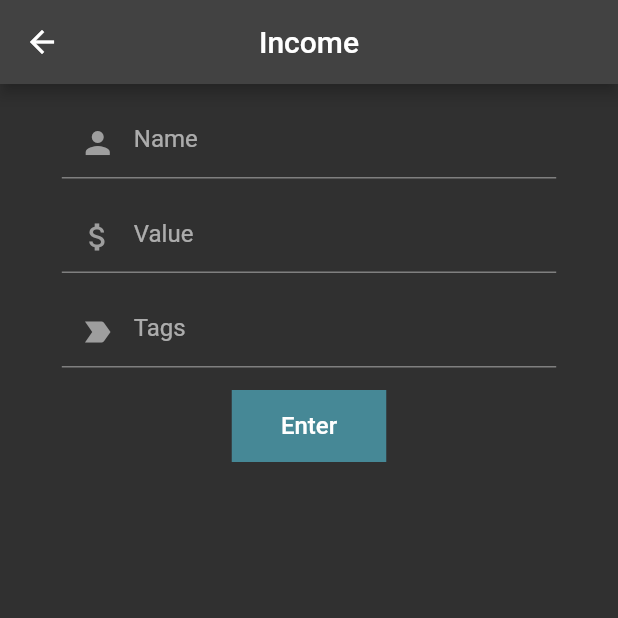
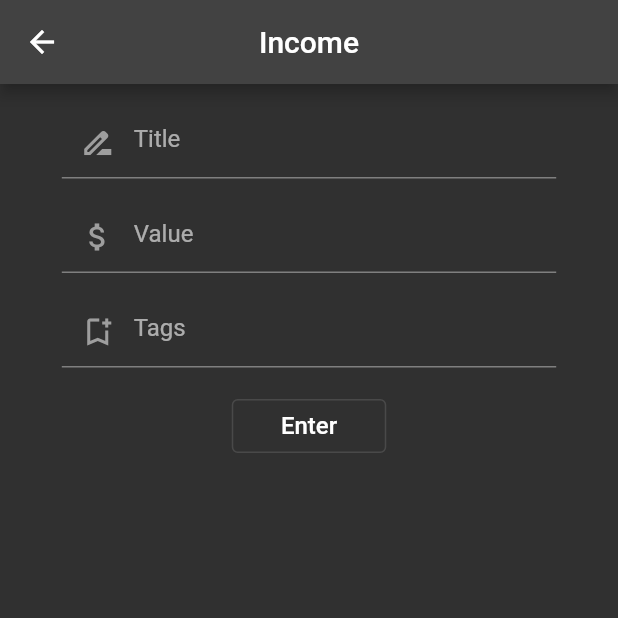
Before and after one commit to CaseyNguyen/Stax, a Flutter app: the screen it shows after launch, after a tap on the "add" icon, on a phone screen of 412 x 824 dp, the top half of it. Run offline on Flutter 3.47's test engine with Material 2 defaults, Android fonts, the light colour scheme and no system bars; our stand-ins replace floor, google_fonts, percent_indicator, sqflite; missing offline and left inert: splash_screen_view; accounts and stored records are empty; generated files the repository leaves out were written again.

Commit message:
List view is continuing to improve. Updated button colors.

```diff
--- a/lib/forms/income_form.dart
+++ b/lib/forms/income_form.dart
@@ -43,8 +43,8 @@ class IncomeFormState extends State<IncomeForm>{
                       TextFormField(
                         textCapitalization: TextCapitalization.words,
                         decoration: const InputDecoration(
-                          prefixIcon: Icon(Icons.person, color: Colors.grey),
-                          hintText: 'Name',
+                          prefixIcon: Icon(Icons.drive_file_rename_outline, color: Colors.grey),
+                          hintText: 'Title',
                         ),
                         controller: label,
                       ),
@@ -62,17 +62,16 @@ class IncomeFormState extends State<IncomeForm>{
                       TextFormField(
                         inputFormatters: [DecimalTextInputFormatter(decimalRange: 2)],
                         decoration: const InputDecoration(
-                            prefixIcon: Icon(Icons.label_important, color: Colors.grey),
+                            prefixIcon: Icon(Icons.bookmark_add_outlined, color: Colors.grey),
                             hintText: 'Tags'
                         ),
                         keyboardType: const TextInputType.numberWithOptions(decimal: true),
                         controller: tag,
                       ),
                       const CustomDivider(),
-                      Container(
-                        color: const Color(0x9955c2da),
+                      SizedBox(
                         width: screenWidth / 4,
-                        child: TextButton(
+                        child: OutlinedButton(
                             child: const Text("Enter", style: TextStyle(color: Colors.white, fontSize: 16)),
                             onPressed: (){
                               if (_formKey.currentState!.validate()) {
--- a/lib/views/buttons.dart
+++ b/lib/views/buttons.dart
@@ -20,7 +20,7 @@ class TransactionButton extends StatelessWidget{
         Container(
           height: 75,
           width: screenWidth / 2,
-          color: const Color(0xFF21FA90),
+          color: const Color(0xFF4CAF50),
           child: TextButton(
             child: const Icon(Icons.add, color: Colors.white),
             onPressed: () {
@@ -33,7 +33,7 @@ class TransactionButton extends StatelessWidget{
         Container(
           height: 75,
           width: screenWidth / 2,
-          color: const Color(0xFFFF6B6B),
+          color: const Color(0xFFFF5722),
           child: TextButton(
               child: const Icon(Icons.remove, color: Colors.white),
               onPressed: () {
--- a/lib/views/list.dart
+++ b/lib/views/list.dart
@@ -21,14 +21,20 @@ class TransactionList extends StatelessWidget{
       builder: (context, snapshot){
         if (snapshot.hasData){
           final view = snapshot.data!;
-          return ListView.builder(
+          if (view.isEmpty) {
+            return const Center(
+              child: Text("You have no transactions so far.\nUse the + or - buttons to add income/expense.",
+              textAlign: TextAlign.center)
+            );
+          } return ListView.builder(
             itemCount: view.length,
             itemBuilder: (context, index) =>
                 Card(
-                  child: ExpansionTile(
+                  child: ListTile(
                     title: ShowType(type: view[index].type),
                     subtitle: Text('from ${view[index].name}'),
-                    trailing: Text('\$${view[index].value.toStringAsFixed(2)}')
+                    trailing: Text('\$${view[index].value.toStringAsFixed(2)}'),
+                    onTap: () {},
                   )
                 )
           );
```
